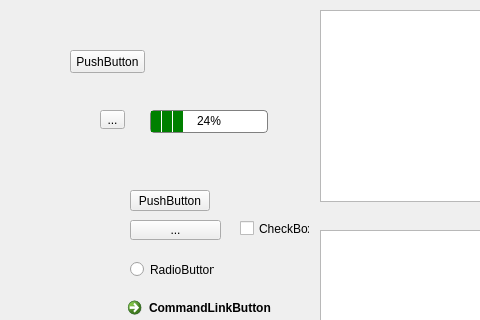
The window that mainwindow.ui (blendjam/Bookspot) describes before a commit, drawn with Qt 5; both pictures show x 0 to 480 and y 0 to 320 of the 640 by 480 pixel window.
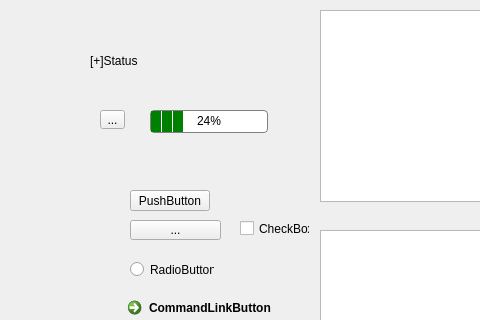
The same window after the commit. Icons and pictures are not drawn.

```diff
--- a/mainwindow.ui
+++ b/mainwindow.ui
@@ -128,19 +128,6 @@
      <number>24</number>
     </property>
    </widget>
-   <widget class="QPushButton" name="pushButton_2">
-    <property name="geometry">
-     <rect>
-      <x>70</x>
-      <y>50</y>
-      <width>75</width>
-      <height>23</height>
-     </rect>
-    </property>
-    <property name="text">
-     <string>PushButton</string>
-    </property>
-   </widget>
    <widget class="QToolButton" name="toolButton_2">
     <property name="geometry">
      <rect>
@@ -167,6 +154,19 @@
      <string>CheckBox</string>
     </property>
    </widget>
+   <widget class="QLabel" name="label_status">
+    <property name="geometry">
+     <rect>
+      <x>90</x>
+      <y>30</y>
+      <width>121</width>
+      <height>61</height>
+     </rect>
+    </property>
+    <property name="text">
+     <string>[+]Status</string>
+    </property>
+   </widget>
   </widget>
   <widget class="QMenuBar" name="menubar">
    <property name="geometry">
```
Left out of the diff: 2 changed lines with no effect on the pictures.
